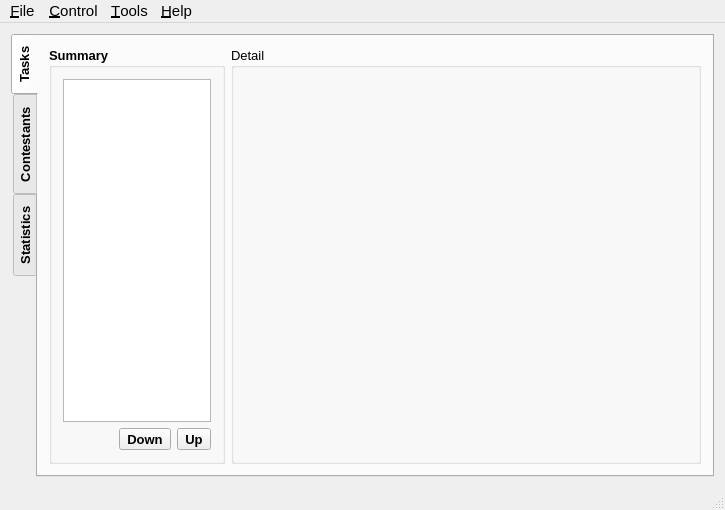
Project-LemonLime/Project_LemonLime, file forms/lemon.ui: the form before one commit.
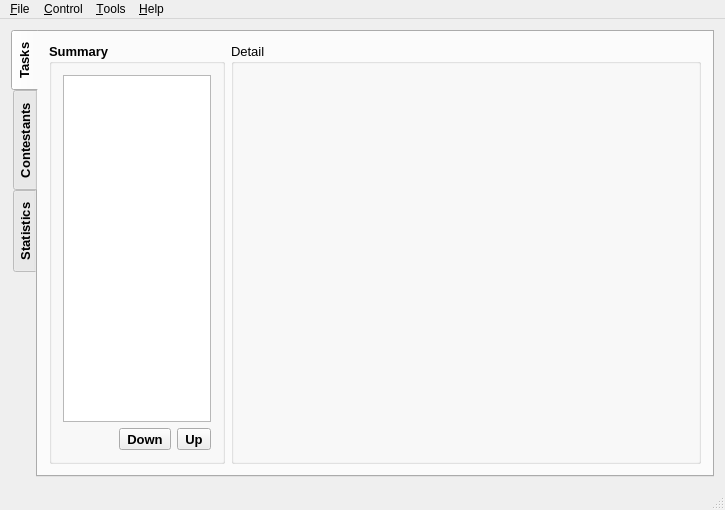
The form after the commit. The open tabs and pages were chosen to show the change. Icons and pictures are not drawn. Custom widgets are drawn as their Qt base class.

What changed in the file:
```diff
--- a/forms/lemon.ui
+++ b/forms/lemon.ui
@@ -457,10 +457,12 @@
      <height>28</height>
     </rect>
    </property>
-   <property name="styleSheet">
-    <string notr="true">font-size:11pt;</string>
-   </property>
    <widget class="QMenu" name="fileMenu">
+    <property name="font">
+     <font>
+      <pointsize>10</pointsize>
+     </font>
+    </property>
     <property name="statusTip">
      <string>Open / Close / Rename contest and etc</string>
     </property>
@@ -496,6 +498,11 @@
     <addaction name="actionExportStatistics"/>
    </widget>
    <widget class="QMenu" name="toolsMenu">
+    <property name="font">
+     <font>
+      <pointsize>10</pointsize>
+     </font>
+    </property>
     <property name="title">
      <string>&amp;Tools</string>
     </property>
@@ -516,6 +523,11 @@
     <addaction name="languageMenu"/>
    </widget>
    <widget class="QMenu" name="helpMenu">
+    <property name="font">
+     <font>
+      <pointsize>10</pointsize>
+     </font>
+    </property>
     <property name="title">
      <string>&amp;Help</string>
     </property>
```
Left out of the diff: 7 changed lines with no effect on the pictures.
